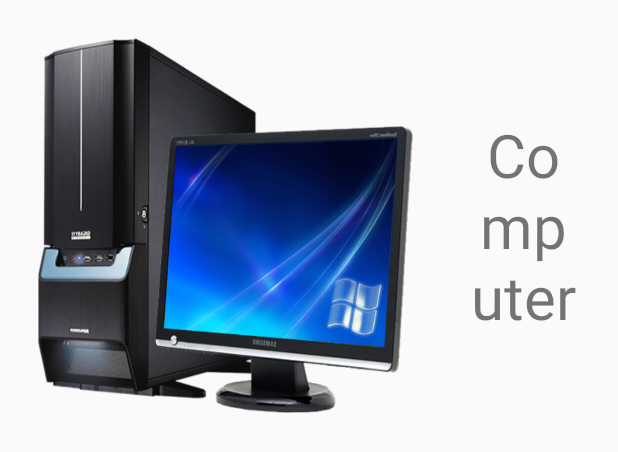
After one commit to nijwaree/ICE_59_Nijwaree, an Android app: the layout detail.xml on its own in the app's theme, with its tools: preview values and no code run, on a phone screen of 412 x 824 dp. The commit adds this screen. Shown: the top 452 px of the screen. Run offline under Robolectric (Android 15) with nearby library versions, the phone set to English and light mode, and no system bars.

Commit message:
computer lab

```diff
--- /dev/null
+++ b/app/src/main/res/layout/detail.xml
@@ -0,0 +1,51 @@
+<?xml version="1.0" encoding="utf-8"?>
+<RelativeLayout xmlns:android="http://schemas.android.com/apk/res/android"
+    android:layout_width="match_parent"
+    android:layout_height="match_parent"
+    android:orientation="vertical">
+
+    <LinearLayout
+        android:orientation="horizontal"
+        android:layout_width="match_parent"
+        android:layout_height="wrap_content">
+
+        <ImageView
+            android:layout_width="250dp"
+            android:layout_height="250dp"
+            android:id="@+id/imageView"
+            android:layout_marginLeft="25dp"
+            android:layout_marginTop="25dp"
+            android:layout_marginRight="35dp"
+            android:background="@drawable/computer" />
+
+        <TextView
+            android:layout_width="match_parent"
+            android:layout_height="250dp"
+            android:text="Computer"
+            android:id="@+id/textView2"
+            android:layout_marginTop="25dp"
+            android:layout_marginRight="25dp"
+            android:textSize="40dp"
+            android:gravity="center|center_horizontal" />
+
+    </LinearLayout>
+
+    <LinearLayout
+        android:orientation="vertical"
+        android:layout_width="match_parent"
+        android:layout_height="650dp"
+        android:layout_alignParentTop="false"
+        android:layout_alignParentBottom="true">
+
+        <TextView
+            android:layout_width="match_parent"
+            android:layout_height="match_parent"
+            android:id="@+id/textView4"
+            android:layout_marginTop="25dp"
+            android:layout_marginBottom="25dp"
+            android:layout_marginRight="25dp"
+            android:layout_marginLeft="25dp"
+            android:textSize="20dp" />
+    </LinearLayout>
+
+</RelativeLayout>
```
Also changed, not shown: app/src/main/res/layout/activity_main.xml (+31 -4 lines), app/src/main/res/drawable/computer.png (added), 1 other file.
